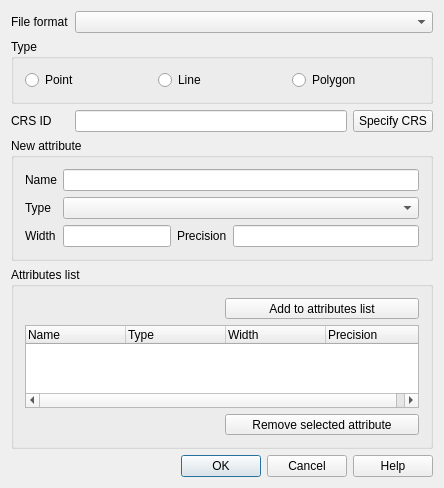
qgis/QGIS, file src/ui/qgsnewvectorlayerdialogbase.ui: the form before one commit.
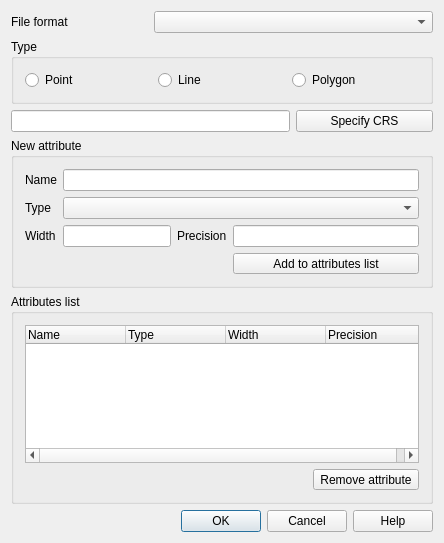
The form after the commit. Icons and pictures are not drawn.

Commit message: [BACKORT] move Add attribute button in New vector layer dialog (fix #2749) and some other minor UI fixes

Patch:
```diff
--- a/src/ui/qgsnewvectorlayerdialogbase.ui
+++ b/src/ui/qgsnewvectorlayerdialogbase.ui
@@ -7,7 +7,7 @@
     <x>0</x>
     <y>0</y>
     <width>444</width>
-    <height>488</height>
+    <height>543</height>
    </rect>
   </property>
   <property name="windowTitle">
@@ -125,6 +125,32 @@
       <item row="2" column="4">
        <widget class="QLineEdit" name="mPrecision"/>
       </item>
+      <item row="4" column="4">
+       <widget class="QToolButton" name="mAddAttributeButton">
+        <property name="sizePolicy">
+         <sizepolicy hsizetype="Preferred" vsizetype="Fixed">
+          <horstretch>0</horstretch>
+          <verstretch>0</verstretch>
+         </sizepolicy>
+        </property>
+        <property name="toolTip">
+         <string>Add attribute to list</string>
+        </property>
+        <property name="layoutDirection">
+         <enum>Qt::LeftToRight</enum>
+        </property>
+        <property name="text">
+         <string>Add to attributes list</string>
+        </property>
+        <property name="icon">
+         <iconset>
+          <normaloff>../../images/themes/default/mActionNewAttribute.png</normaloff>../../images/themes/default/mActionNewAttribute.png</iconset>
+        </property>
+        <property name="toolButtonStyle">
+         <enum>Qt::ToolButtonTextBesideIcon</enum>
+        </property>
+       </widget>
+      </item>
      </layout>
     </widget>
    </item>
@@ -189,7 +215,7 @@
       <item row="3" column="1">
        <widget class="QToolButton" name="mRemoveAttributeButton">
         <property name="sizePolicy">
-         <sizepolicy hsizetype="MinimumExpanding" vsizetype="Fixed">
+         <sizepolicy hsizetype="Preferred" vsizetype="Fixed">
           <horstretch>0</horstretch>
           <verstretch>0</verstretch>
          </sizepolicy>
@@ -198,7 +224,7 @@
          <string>Delete selected attribute</string>
         </property>
         <property name="text">
-         <string>Remove selected attribute</string>
+         <string>Remove attribute</string>
         </property>
         <property name="icon">
          <iconset>
@@ -209,49 +235,10 @@
         </property>
        </widget>
       </item>
-      <item row="1" column="0">
-       <spacer name="horizontalSpacer">
-        <property name="orientation">
-         <enum>Qt::Horizontal</enum>
-        </property>
-        <property name="sizeHint" stdset="0">
-         <size>
-          <width>40</width>
-          <height>20</height>
-         </size>
-        </property>
-       </spacer>
-      </item>
-      <item row="1" column="1">
-       <widget class="QToolButton" name="mAddAttributeButton">
-        <property name="sizePolicy">
-         <sizepolicy hsizetype="MinimumExpanding" vsizetype="Fixed">
-          <horstretch>0</horstretch>
-          <verstretch>0</verstretch>
-         </sizepolicy>
-        </property>
-        <property name="toolTip">
-         <string>Add attribute to list</string>
-        </property>
-        <property name="layoutDirection">
-         <enum>Qt::LeftToRight</enum>
-        </property>
-        <property name="text">
-         <string>Add to attributes list</string>
-        </property>
-        <property name="icon">
-         <iconset>
-          <normaloff>../../images/themes/default/mActionNewAttribute.png</normaloff>../../images/themes/default/mActionNewAttribute.png</iconset>
-        </property>
-        <property name="toolButtonStyle">
-         <enum>Qt::ToolButtonTextBesideIcon</enum>
-        </property>
-       </widget>
-      </item>
      </layout>
     </widget>
    </item>
-   <item row="7" column="0" colspan="3">
+   <item row="8" column="0" colspan="3">
     <widget class="QDialogButtonBox" name="buttonBox">
      <property name="orientation">
       <enum>Qt::Horizontal</enum>
@@ -261,23 +248,6 @@
      </property>
     </widget>
    </item>
-   <item row="3" column="0">
-    <widget class="QLabel" name="label_3">
-     <property name="text">
-      <string>CRS ID</string>
-     </property>
-     <property name="buddy">
-      <cstring>leSpatialRefSys</cstring>
-     </property>
-    </widget>
-   </item>
-   <item row="3" column="1">
-    <widget class="QLineEdit" name="leSpatialRefSys">
-     <property name="readOnly">
-      <bool>true</bool>
-     </property>
-    </widget>
-   </item>
    <item row="3" column="2">
     <widget class="QPushButton" name="pbnChangeSpatialRefSys">
      <property name="toolTip">
@@ -291,6 +261,13 @@
      </property>
     </widget>
    </item>
+   <item row="3" column="0" colspan="2">
+    <widget class="QLineEdit" name="leSpatialRefSys">
+     <property name="readOnly">
+      <bool>true</bool>
+     </property>
+    </widget>
+   </item>
   </layout>
  </widget>
  <layoutdefault spacing="6" margin="11"/>
```
Left out of the diff: 2 changed lines with no effect on the pictures.
